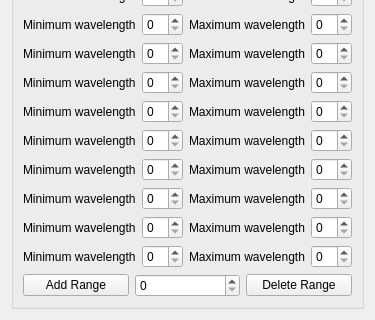
tisaconundrum2/PySAT-GUI, file ui/Normalization.ui: the form before one commit; both pictures show x 0 to 375 and y 447 to 767 of the 375 by 767 pixel window.
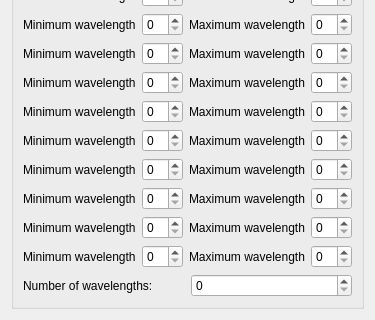
The form after the commit.

Commit message:
Using a spinbox
This seems to be the best way to restore our values. :P
I'll try to see if we can get the buttons back, but for now. This may be
the only possible way

Patch:
```diff
--- a/ui/Normalization.ui
+++ b/ui/Normalization.ui
@@ -353,9 +353,9 @@
       <item>
        <layout class="QHBoxLayout" name="addDelRangeLayout">
         <item>
-         <widget class="QPushButton" name="addRangePushButton">
+         <widget class="QLabel" name="label">
           <property name="text">
-           <string>Add Range</string>
+           <string>Number of wavelengths:</string>
           </property>
          </widget>
         </item>
@@ -366,13 +366,6 @@
           </property>
          </widget>
         </item>
-        <item>
-         <widget class="QPushButton" name="deleteRangePushButton">
-          <property name="text">
-           <string>Delete Range</string>
-          </property>
-         </widget>
-        </item>
        </layout>
       </item>
      </layout>
```
The commit also changes 2 other files.
